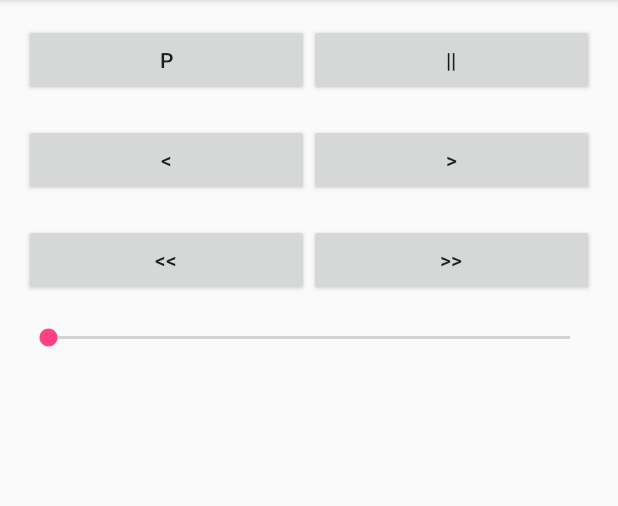
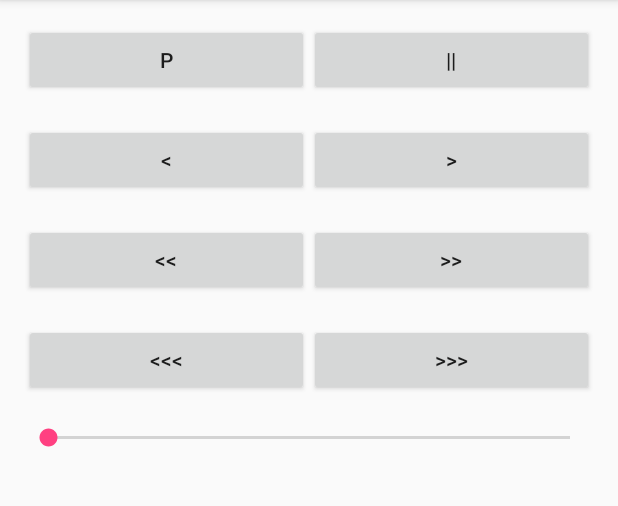
Before and after one commit to robbor78/Android_AudioPlayer2, an Android app: the MainActivity screen opened directly, with no data from a screen before it, on a phone screen of 412 x 824 dp, the part 84-590 px from its top. Run offline under Robolectric (Android 15) with nearby library versions, the phone set to English and light mode, and no system bars; 1 statement that could not run was skipped.

Commit message:
got buttons, set min api to 23

```diff
--- a/app/build.gradle
+++ b/app/build.gradle
@@ -6,7 +6,7 @@ android {
 
     defaultConfig {
         applicationId "com.domain.company.audioplayer2"
-        minSdkVersion 19
+        minSdkVersion 23
         targetSdkVersion 23
         versionCode 1
         versionName "1.0"
--- a/app/src/main/java/com/domain/company/audioplayer2/MainActivity.java
+++ b/app/src/main/java/com/domain/company/audioplayer2/MainActivity.java
@@ -417,4 +417,8 @@ public class MainActivity extends AppCompatActivity implements ServiceCallbacks
         mService.ffwd();
     }
 
+    public void slower(View view) {mService.slower();}
+
+    public void faster(View view) {mService.faster();}
+
 }
--- a/app/src/main/java/com/domain/company/audioplayer2/PlayerService.java
+++ b/app/src/main/java/com/domain/company/audioplayer2/PlayerService.java
@@ -267,6 +267,14 @@ public class PlayerService extends IntentService {
         seek(60000);
     }
 
+    public void slower() {
+
+    }
+
+    public void faster() {
+
+    }
+
     public void seekRelative(double i) {
         playOrUnpause();
         Log.d(TAG, "i= " + i);
--- a/app/src/main/res/layout/content_main.xml
+++ b/app/src/main/res/layout/content_main.xml
@@ -87,6 +87,31 @@
         />
     </LinearLayout>
 
+    <LinearLayout
+            android:layout_width="match_parent"
+            android:layout_height="100px"
+            android:orientation="horizontal">
+        <Button
+                android:id="@+id/act_slower"
+                android:text="&lt;&lt;&lt;"
+                android:layout_width="0dp"
+                android:layout_height="wrap_content"
+                android:layout_weight="1"
+                android:onClick="slower"
+                android:enabled="true"
+        />
+
+        <Button
+                android:id="@+id/act_faster"
+                android:text="&gt;&gt;&gt;"
+                android:layout_width="0dp"
+                android:layout_height="wrap_content"
+                android:layout_weight="1"
+                android:onClick="faster"
+                android:enabled="true"
+        />
+    </LinearLayout>
+
     <SeekBar
             android:id="@+id/sb"
             android:layout_width="match_parent"
```
